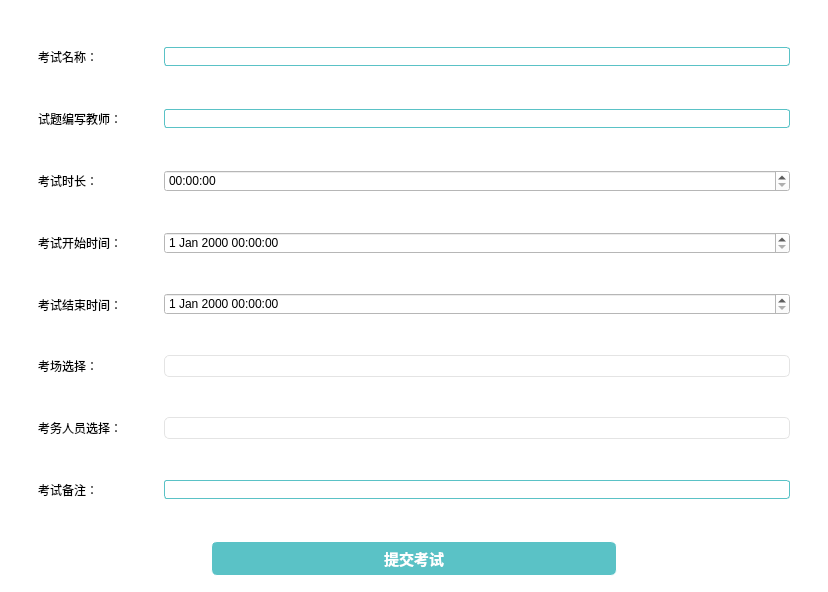
Old version of the form ExamCenter/formcreateexam.ui in the repository Bamboo-a-i/QtExamAdmin.
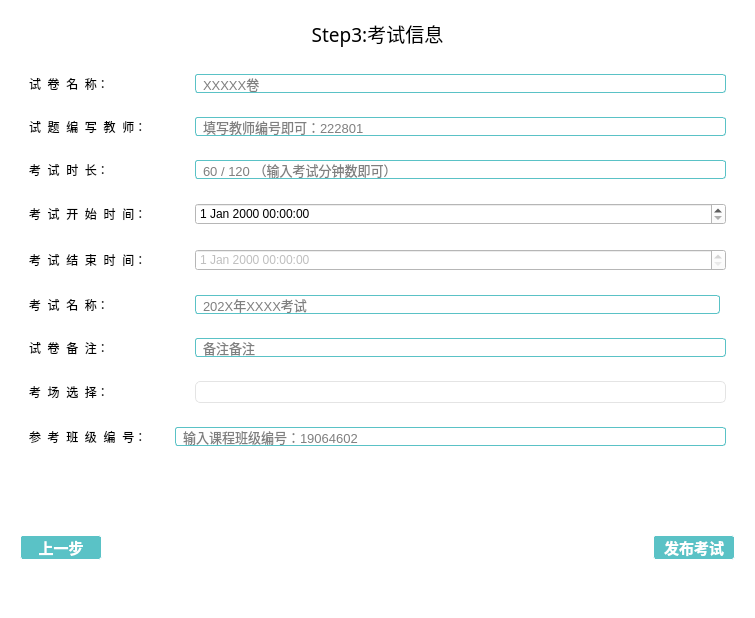
New version of the form. Icons and pictures are not drawn. Custom widgets are drawn as their Qt base class.

Diff of the .ui file:
```diff
--- a/ExamCenter/formcreateexam.ui
+++ b/ExamCenter/formcreateexam.ui
@@ -6,8 +6,8 @@
    <rect>
     <x>0</x>
     <y>0</y>
-    <width>828</width>
-    <height>592</height>
+    <width>755</width>
+    <height>618</height>
    </rect>
   </property>
   <property name="font">
@@ -76,7 +76,19 @@
 
 QPushButton {
 border: 0.5px solid white;
-border-radius: 6px;
+border-radius: 3px;
+background-color: #909090;
+min-width: 80px;
+font-family: &quot;Microsoft YaHei&quot;;
+font-size:11pt;
+font-weight: bold;
+color:white;
+}
+
+QPushButton:enabled
+{
+border: 0.5px solid white;
+border-radius: 3px;
 background-color: rgb(90,194,198);
 min-width: 80px;
 font-family: &quot;Microsoft YaHei&quot;;
@@ -96,6 +108,7 @@
 color:white;
 }
 
+
 QComboBox{
 	font: 75 11pt &quot;微软雅黑&quot;;
 color:#666666;
@@ -192,6 +205,11 @@
 {
 	color: rgb(0, 0, 0);
 	font: 75 10pt &quot;微软雅黑&quot;;
+}
+
+#labelStep1,#labelStep2,#labelStep3,#labelStep4{
+	
+	font: 75 14pt &quot;微软雅黑&quot;;
 }</string>
   </property>
   <layout class="QGridLayout" name="gridLayout">
@@ -201,7 +219,7 @@
       <number>2</number>
      </property>
      <widget class="QWidget" name="pageStep1">
-      <layout class="QGridLayout" name="gridLayout_5">
+      <layout class="QGridLayout" name="gridLayout_12">
        <property name="leftMargin">
         <number>0</number>
        </property>
@@ -218,8 +236,14 @@
         <number>0</number>
        </property>
        <item row="0" column="0">
-        <widget class="QWidget" name="widget_2" native="true">
-         <layout class="QGridLayout" name="gridLayout_7">
+        <widget class="QWidget" name="widget_6" native="true">
+         <property name="maximumSize">
+          <size>
+           <width>16777215</width>
+           <height>45</height>
+          </size>
+         </property>
+         <layout class="QGridLayout" name="gridLayout">
           <item row="0" column="0">
            <widget class="QWidget" name="widgetExcel" native="true">
             <layout class="QGridLayout" name="gridLayout_6">
@@ -376,7 +400,7 @@
       </layout>
      </widget>
      <widget class="QWidget" name="pageStep2">
-      <layout class="QGridLayout" name="gridLayout_8">
+      <layout class="QGridLayout" name="gridLayout_14">
        <property name="leftMargin">
         <number>0</number>
        </property>
@@ -403,63 +427,7 @@
             <property name="frameShadow">
              <enum>QFrame::Raised</enum>
             </property>
-            <layout class="QGridLayout" name="gridLayout_9">
-             <item row="0" column="0">
-              <widget class="QTextEdit" name="textEdit">
-               <property name="readOnly">
-                <bool>true</bool>
-               </property>
-               <property name="html">
-                <string>&lt;!DOCTYPE HTML PUBLIC &quot;-//W3C//DTD HTML 4.0//EN&quot; &quot;http://www.w3.org/TR/REC-html40/strict.dtd&quot;&gt;
-&lt;html&gt;&lt;head&gt;&lt;meta name=&quot;qrichtext&quot; content=&quot;1&quot; /&gt;&lt;style type=&quot;text/css&quot;&gt;
-p, li { white-space: pre-wrap; }
-&lt;/style&gt;&lt;/head&gt;&lt;body style=&quot; font-family:'SimSun'; font-size:9pt; font-weight:400; font-style:normal;&quot;&gt;
-&lt;p style=&quot; margin-top:12px; margin-bottom:12px; margin-left:0px; margin-right:0px; -qt-block-indent:0; text-indent:0px;&quot;&gt;&lt;span style=&quot; font-family:'SimSun';&quot;&gt;1.下列对顺序存储的有序表 (长度为 n)实现给定操作的算法中平均时间复杂度为 O(1)的是 D &lt;/span&gt;&lt;/p&gt;
-&lt;p style=&quot; margin-top:12px; margin-bottom:12px; margin-left:0px; margin-right:0px; -qt-block-indent:0; text-indent:0px;&quot;&gt;&lt;span style=&quot; font-family:'SimSun';&quot;&gt;A、查找包含指定值元素的值 &lt;/span&gt;&lt;/p&gt;
-&lt;p style=&quot; margin-top:12px; margin-bottom:12px; margin-left:0px; margin-right:0px; -qt-block-indent:0; text-indent:0px;&quot;&gt;&lt;span style=&quot; font-family:'SimSun';&quot;&gt;B、插入包含指定值元素的算法 &lt;/span&gt;&lt;/p&gt;
-&lt;p style=&quot; margin-top:12px; margin-bottom:12px; margin-left:0px; margin-right:0px; -qt-block-indent:0; text-indent:0px;&quot;&gt;&lt;span style=&quot; font-family:'SimSun';&quot;&gt;C、删除第 i 个元素的算法 &lt;/span&gt;&lt;/p&gt;
-&lt;p style=&quot; margin-top:12px; margin-bottom:12px; margin-left:0px; margin-right:0px; -qt-block-indent:0; text-indent:0px;&quot;&gt;&lt;span style=&quot; font-family:'SimSun';&quot;&gt;D、获取第 i 个值的算法 &lt;/span&gt;&lt;/p&gt;
-&lt;p style=&quot; margin-top:12px; margin-bottom:12px; margin-left:0px; margin-right:0px; -qt-block-indent:0; text-indent:0px;&quot;&gt;&lt;span style=&quot; font-family:'SimSun';&quot;&gt;答案：D&lt;/span&gt;&lt;/p&gt;
-&lt;p style=&quot; margin-top:12px; margin-bottom:12px; margin-left:0px; margin-right:0px; -qt-block-indent:0; text-indent:0px;&quot;&gt;&lt;span style=&quot; font-family:'SimSun';&quot;&gt;分数：5&lt;/span&gt;&lt;/p&gt;&lt;/body&gt;&lt;/html&gt;</string>
-               </property>
-              </widget>
-             </item>
-             <item row="0" column="1" rowspan="3">
-              <widget class="QScrollBar" name="verticalScrollBar">
-               <property name="orientation">
-                <enum>Qt::Vertical</enum>
-               </property>
-              </widget>
-             </item>
-             <item row="1" column="0">
-              <widget class="QTextEdit" name="textEdit_2">
-               <property name="readOnly">
-                <bool>true</bool>
-               </property>
-               <property name="html">
-                <string>&lt;!DOCTYPE HTML PUBLIC &quot;-//W3C//DTD HTML 4.0//EN&quot; &quot;http://www.w3.org/TR/REC-html40/strict.dtd&quot;&gt;
-&lt;html&gt;&lt;head&gt;&lt;meta name=&quot;qrichtext&quot; content=&quot;1&quot; /&gt;&lt;style type=&quot;text/css&quot;&gt;
-p, li { white-space: pre-wrap; }
-&lt;/style&gt;&lt;/head&gt;&lt;body style=&quot; font-family:'SimSun'; font-size:9pt; font-weight:400; font-style:normal;&quot;&gt;
-&lt;p style=&quot; margin-top:12px; margin-bottom:12px; margin-left:0px; margin-right:0px; -qt-block-indent:0; text-indent:0px;&quot;&gt;&lt;span style=&quot; font-family:'SimSun';&quot;&gt;2、现有非空双向链表 L，其结点结构为prer、data、next。prer 是指向前直接前驱结点的指针，next 是指向直接后继结点的指针。若要在 L 中指针 p 所指向的结点（ 非尾结点） 之后插入指针 s 指向的新结点， 则在执行了语句序列： “s-&amp;gt;next=p-&amp;gt;next;p-&amp;gt;next=s”，后，还要执行 &lt;/span&gt;&lt;/p&gt;
-&lt;p style=&quot; margin-top:12px; margin-bottom:12px; margin-left:0px; margin-right:0px; -qt-block-indent:0; text-indent:0px;&quot;&gt;&lt;span style=&quot; font-family:'SimSun';&quot;&gt;A、s-&amp;gt;next-&amp;gt;prer=p; s-&amp;gt;prer=p; &lt;/span&gt;&lt;/p&gt;
-&lt;p style=&quot; margin-top:12px; margin-bottom:12px; margin-left:0px; margin-right:0px; -qt-block-indent:0; text-indent:0px;&quot;&gt;&lt;span style=&quot; font-family:'SimSun';&quot;&gt;B、p-&amp;gt;next-&amp;gt;prer=s;s-&amp;gt;prer=p; &lt;/span&gt;&lt;/p&gt;
-&lt;p style=&quot; margin-top:12px; margin-bottom:12px; margin-left:0px; margin-right:0px; -qt-block-indent:0; text-indent:0px;&quot;&gt;&lt;span style=&quot; font-family:'SimSun';&quot;&gt;C、s-&amp;gt;prer=s-&amp;gt;next-&amp;gt;prer; s-&amp;gt;next-&amp;gt;prer=s; &lt;/span&gt;&lt;/p&gt;
-&lt;p style=&quot; margin-top:12px; margin-bottom:12px; margin-left:0px; margin-right:0px; -qt-block-indent:0; text-indent:0px;&quot;&gt;&lt;span style=&quot; font-family:'SimSun';&quot;&gt;D、p-&amp;gt;next-&amp;gt;prer=s-&amp;gt;prer; s-&amp;gt;next-&amp;gt;prer=p; &lt;/span&gt;&lt;/p&gt;
-&lt;p style=&quot; margin-top:12px; margin-bottom:12px; margin-left:0px; margin-right:0px; -qt-block-indent:0; text-indent:0px;&quot;&gt;&lt;span style=&quot; font-family:'SimSun';&quot;&gt;答案：C&lt;/span&gt;&lt;/p&gt;
-&lt;p style=&quot; margin-top:12px; margin-bottom:12px; margin-left:0px; margin-right:0px; -qt-block-indent:0; text-indent:0px;&quot;&gt;&lt;span style=&quot; font-family:'SimSun';&quot;&gt;分数：5&lt;/span&gt;&lt;/p&gt;&lt;/body&gt;&lt;/html&gt;</string>
-               </property>
-              </widget>
-             </item>
-            </layout>
-           </widget>
-          </item>
-          <item row="1" column="0">
-           <widget class="QWidget" name="widget_4" native="true">
-            <layout class="QGridLayout" name="gridLayout_11">
-             <property name="leftMargin">
-              <number>200</number>
-             </property>
+              <layout class="QGridLayout" name="gridLayout_3">
              <property name="topMargin">
               <number>0</number>
              </property>
@@ -503,7 +471,7 @@
       </layout>
      </widget>
      <widget class="QWidget" name="pageStep3">
-      <layout class="QGridLayout" name="gridLayout_16">
+      <layout class="QGridLayout" name="gridLayout_9">
        <property name="leftMargin">
         <number>0</number>
        </property>
@@ -520,96 +488,307 @@
         <number>0</number>
        </property>
        <item row="0" column="0">
+        <widget class="QWidget" name="widget_8" native="true">
+         <property name="maximumSize">
+          <size>
+           <width>16777215</width>
+           <height>45</height>
+          </size>
+         </property>
+         <layout class="QGridLayout" name="gridLayout_5">
+          <item row="0" column="0">
+           <widget class="QLabel" name="labelStep3">
+            <property name="font">
+             <font>
+              <family>微软雅黑</family>
+              <pointsize>14</pointsize>
+              <weight>9</weight>
+              <italic>false</italic>
+              <bold>false</bold>
+             </font>
+            </property>
+            <property name="text">
+             <string>Step3:考试信息</string>
+            </property>
+            <property name="alignment">
+             <set>Qt::AlignCenter</set>
+            </property>
+           </widget>
+          </item>
+         </layout>
+        </widget>
+       </item>
+       <item row="1" column="0">
         <widget class="QWidget" name="widget_5" native="true">
-         <layout class="QGridLayout" name="gridLayout_14">
-          <item row="0" column="0">
-           <widget class="QWidget" name="widget_6" native="true">
-            <layout class="QVBoxLayout" name="verticalLayout">
-             <item>
+         <layout class="QGridLayout" name="gridLayout_8">
+          <item row="0" column="0" colspan="2">
               <widget class="QWidget" name="widget_9" native="true">
                <layout class="QHBoxLayout" name="horizontalLayout">
                 <item>
                  <widget class="QLabel" name="label">
                   <property name="minimumSize">
                    <size>
-                    <width>120</width>
+                 <width>160</width>
                     <height>0</height>
                    </size>
                   </property>
                   <property name="maximumSize">
                    <size>
-                    <width>120</width>
+                 <width>160</width>
                     <height>16777215</height>
                    </size>
                   </property>
+               <property name="layoutDirection">
+                <enum>Qt::LeftToRight</enum>
+               </property>
                   <property name="text">
-                   <string>考试名称：</string>
+                <string>试  卷  名  称：</string>
+               </property>
+               <property name="alignment">
+                <set>Qt::AlignLeading|Qt::AlignLeft|Qt::AlignVCenter</set>
                   </property>
                  </widget>
                 </item>
                 <item>
-                 <widget class="QLineEdit" name="lineEdit"/>
+              <widget class="QLineEdit" name="leTPName">
+               <property name="placeholderText">
+                <string>XXXXX卷</string>
+               </property>
+              </widget>
                 </item>
                </layout>
               </widget>
              </item>
-             <item>
+          <item row="1" column="0" colspan="2">
               <widget class="QWidget" name="widget_10" native="true">
                <layout class="QHBoxLayout" name="horizontalLayout_2">
                 <item>
                  <widget class="QLabel" name="label_2">
                   <property name="minimumSize">
                    <size>
-                    <width>120</width>
+                 <width>160</width>
                     <height>0</height>
                    </size>
                   </property>
                   <property name="maximumSize">
                    <size>
+                 <width>160</width>
+                 <height>16777215</height>
+                </size>
+               </property>
+               <property name="text">
+                <string>试  题  编  写  教  师：</string>
+               </property>
+              </widget>
+             </item>
+             <item>
+              <widget class="QLineEdit" name="leCTeaId">
+               <property name="placeholderText">
+                <string>填写教师编号即可：222801</string>
+               </property>
+              </widget>
+             </item>
+            </layout>
+           </widget>
+          </item>
+          <item row="9" column="0" colspan="2">
+           <widget class="QWidget" name="widget_17" native="true">
+            <layout class="QHBoxLayout" name="horizontalLayout_12">
+             <item>
+              <widget class="scrolltext" name="widgetTips" native="true"/>
+             </item>
+            </layout>
+           </widget>
+          </item>
+          <item row="5" column="0">
+           <widget class="QWidget" name="widget_19" native="true">
+            <layout class="QHBoxLayout" name="horizontalLayout_14">
+             <item>
+              <widget class="QLabel" name="label_11">
+               <property name="minimumSize">
+                <size>
+                 <width>160</width>
+                 <height>0</height>
+                </size>
+               </property>
+               <property name="maximumSize">
+                <size>
+                 <width>160</width>
+                 <height>16777215</height>
+                </size>
+               </property>
+               <property name="text">
+                <string>考  试  名  称：</string>
+               </property>
+              </widget>
+             </item>
+             <item>
+              <widget class="QLineEdit" name="leEName">
+               <property name="placeholderText">
+                <string>202X年XXXX考试</string>
+               </property>
+              </widget>
+             </item>
+            </layout>
+           </widget>
+          </item>
+          <item row="6" column="0" colspan="2">
+           <widget class="QWidget" name="widget_16" native="true">
+            <layout class="QHBoxLayout" name="horizontalLayout_8">
+             <item>
+              <widget class="QLabel" name="label_8">
+               <property name="minimumSize">
+                <size>
+                 <width>160</width>
+                 <height>0</height>
+                </size>
+               </property>
+               <property name="maximumSize">
+                <size>
+                 <width>160</width>
+                 <height>16777215</height>
+                </size>
+               </property>
+               <property name="text">
+                <string>试  卷  备  注：</string>
+               </property>
+              </widget>
+             </item>
+             <item>
+              <widget class="QLineEdit" name="leEComment">
+               <property name="placeholderText">
+                <string>备注备注</string>
+               </property>
+              </widget>
+             </item>
+            </layout>
+           </widget>
+          </item>
+          <item row="7" column="0" colspan="2">
+           <widget class="QWidget" name="widget_14" native="true">
+            <layout class="QHBoxLayout" name="horizontalLayout_6">
+             <item>
+              <widget class="QLabel" name="label_6">
+               <property name="minimumSize">
+                <size>
                     <width>120</width>
+                 <height>0</height>
+                </size>
+               </property>
+               <property name="maximumSize">
+                <size>
+                 <width>160</width>
                     <height>16777215</height>
                    </size>
                   </property>
                   <property name="text">
-                   <string>试题编写教师：</string>
+                <string>考  场  选  择：</string>
                   </property>
                  </widget>
                 </item>
                 <item>
-                 <widget class="QLineEdit" name="lineEdit_2"/>
+              <widget class="QComboBox" name="comboExamHall"/>
                 </item>
                </layout>
               </widget>
              </item>
+          <item row="8" column="0" colspan="2">
+           <widget class="QWidget" name="widget_18" native="true">
+            <layout class="QHBoxLayout" name="horizontalLayout_13">
              <item>
+              <widget class="QLabel" name="label_10">
+               <property name="minimumSize">
+                <size>
+                 <width>140</width>
+                 <height>0</height>
+                </size>
+               </property>
+               <property name="maximumSize">
+                <size>
+                 <width>160</width>
+                 <height>16777215</height>
+                </size>
+               </property>
+               <property name="text">
+                <string>参  考  班  级  编  号：</string>
+               </property>
+              </widget>
+             </item>
+             <item>
+              <widget class="QLineEdit" name="leCurriculumId">
+               <property name="placeholderText">
+                <string>输入课程班级编号：19064602</string>
+               </property>
+              </widget>
+             </item>
+            </layout>
+           </widget>
+          </item>
+          <item row="4" column="0" colspan="2">
+           <widget class="QWidget" name="widget_13" native="true">
+            <layout class="QHBoxLayout" name="horizontalLayout_5">
+             <item>
+              <widget class="QLabel" name="label_5">
+               <property name="minimumSize">
+                <size>
+                 <width>120</width>
+                 <height>0</height>
+                </size>
+               </property>
+               <property name="maximumSize">
+                <size>
+                 <width>160</width>
+                 <height>16777215</height>
+                </size>
+               </property>
+               <property name="text">
+                <string>考  试  结  束  时  间：</string>
+               </property>
+              </widget>
+             </item>
+             <item>
+              <widget class="QDateTimeEdit" name="dteEnd">
+               <property name="enabled">
+                <bool>false</bool>
+               </property>
+              </widget>
+             </item>
+            </layout>
+           </widget>
+          </item>
+          <item row="2" column="0" colspan="2">
               <widget class="QWidget" name="widget_11" native="true">
                <layout class="QHBoxLayout" name="horizontalLayout_3">
                 <item>
                  <widget class="QLabel" name="label_3">
                   <property name="minimumSize">
                    <size>
-                    <width>120</width>
+                 <width>160</width>
                     <height>0</height>
                    </size>
                   </property>
                   <property name="maximumSize">
                    <size>
-                    <width>120</width>
+                 <width>160</width>
                     <height>16777215</height>
                    </size>
                   </property>
                   <property name="text">
-                   <string>考试时长：</string>
+                <string>考  试  时  长：</string>
                   </property>
                  </widget>
                 </item>
                 <item>
-                 <widget class="QTimeEdit" name="timeEdit"/>
+              <widget class="QLineEdit" name="leDuration">
+               <property name="placeholderText">
+                <string>60 / 120 （输入考试分钟数即可）</string>
+               </property>
+              </widget>
                 </item>
                </layout>
               </widget>
              </item>
-             <item>
+          <item row="3" column="0" colspan="2">
               <widget class="QWidget" name="widget_12" native="true">
                <layout class="QHBoxLayout" name="horizontalLayout_4">
                 <item>
@@ -622,12 +801,12 @@
                   </property>
                   <property name="maximumSize">
                    <size>
-                    <width>120</width>
+                 <width>160</width>
                     <height>16777215</height>
                    </size>
                   </property>
                   <property name="text">
-                   <string>考试开始时间：</string>
+                <string>考  试  开  始  时  间：</string>
                   </property>
                  </widget>
                 </item>
@@ -637,184 +816,59 @@
                </layout>
               </widget>
              </item>
-             <item>
-              <widget class="QWidget" name="widget_13" native="true">
-               <layout class="QHBoxLayout" name="horizontalLayout_5">
-                <item>
-                 <widget class="QLabel" name="label_5">
-                  <property name="minimumSize">
-                   <size>
-                    <width>120</width>
-                    <height>0</height>
-                   </size>
-                  </property>
-                  <property name="maximumSize">
-                   <size>
-                    <width>120</width>
-                    <height>16777215</height>
-                   </size>
-                  </property>
-                  <property name="text">
-                   <string>考试结束时间：</string>
-                  </property>
-                 </widget>
-                </item>
-                <item>
-                 <widget class="QDateTimeEdit" name="dateTimeEdit_2"/>
-                </item>
                </layout>
               </widget>
              </item>
+       <item row="2" column="0">
+        <widget class="QWidget" name="widget_4" native="true">
+         <layout class="QHBoxLayout" name="horizontalLayout_11">
              <item>
-              <widget class="QWidget" name="widget_14" native="true">
-               <layout class="QHBoxLayout" name="horizontalLayout_6">
-                <item>
-                 <widget class="QLabel" name="label_6">
-                  <property name="minimumSize">
-                   <size>
-                    <width>120</width>
-                    <height>0</height>
-                   </size>
-                  </property>
-                  <property name="maximumSize">
-                   <size>
-                    <width>120</width>
-                    <height>16777215</height>
-                   </size>
-                  </property>
+           <widget class="QPushButton" name="btnPre1">
                   <property name="text">
-                   <string>考场选择：</string>
+             <string>上一步</string>
                   </property>
                  </widget>
                 </item>
                 <item>
-                 <widget class="QComboBox" name="comboBox"/>
-                </item>
-               </layout>
-              </widget>
-             </item>
-             <item>
-              <widget class="QWidget" name="widget_15" native="true">
-               <layout class="QHBoxLayout" name="horizontalLayout_7">
-                <item>
-                 <widget class="QLabel" name="label_7">
-                  <property name="minimumSize">
-                   <size>
-                    <width>120</width>
-                    <height>0</height>
-                   </size>
-                  </property>
-                  <property name="maximumSize">
+           <spacer name="horizontalSpacer_3">
+            <property name="orientation">
+             <enum>Qt::Horizontal</enum>
+            </property>
+            <property name="sizeHint" stdset="0">
                    <size>
-                    <width>120</width>
-                    <height>16777215</height>
-                   </size>
-                  </property>
-                  <property name="text">
-                   <string>考务人员选择：</string>
-                  </property>
-                 </widget>
+              <width>498</width>
+              <height>20</height>
+             </size>
+            </property>
+           </spacer>
                 </item>
                 <item>
-                 <widget class="QComboBox" name="comboBox_2"/>
-                </item>
-               </layout>
-              </widget>
-             </item>
-             <item>
-              <widget class="QWidget" name="widget_16" native="true">
-               <layout class="QHBoxLayout" name="horizontalLayout_8">
-                <item>
-                 <widget class="QLabel" name="label_8">
-                  <property name="minimumSize">
-                   <size>
-                    <width>120</width>
-                    <height>0</height>
-                   </size>
-                  </property>
-                  <property name="maximumSize">
-                   <size>
-                    <width>120</width>
-                    <height>16777215</height>
-                   </size>
-                  </property>
+           <widget class="QPushButton" name="btnCommitExamination">
+            <property name="enabled">
+             <bool>true</bool>
+            </property>
                   <property name="text">
-                   <string>考试备注：</string>
+             <string>发布考试</string>
                   </property>
                  </widget>
                 </item>
-                <item>
-                 <widget class="QLineEdit" name="lineEdit_3"/>
-                </item>
                </layout>
               </widget>
              </item>
             </layout>
            </widget>
-          </item>
-         </layout>
-        </widget>
-       </item>
-       <item row="1" column="0">
-        <widget class="QWidget" name="widget_8" native="true">
-         <property name="minimumSize">
-          <size>
-           <width>0</width>
-           <height>45</height>
-          </size>
-         </property>
-         <property name="maximumSize">
-          <size>
-           <width>16777215</width>
-           <height>45</height>
-          </size>
-         </property>
-         <layout class="QGridLayout" name="gridLayout_15">
-          <property name="leftMargin">
-           <number>200</number>
-          </property>
-          <property name="topMargin">
-           <number>0</number>
-          </property>
-          <property name="rightMargin">
-           <number>200</number>
-          </property>
-          <property name="bottomMargin">
-           <number>0</number>
-          </property>
-          <property name="spacing">
-           <number>0</number>
-          </property>
-          <item row="0" column="0">
-           <widget class="QPushButton" name="pushButton_2">
-            <property name="minimumSize">
-             <size>
-              <width>82</width>
-              <height>35</height>
-             </size>
-            </property>
-            <property name="font">
-             <font>
-              <family>Microsoft YaHei</family>
-              <pointsize>11</pointsize>
-              <weight>75</weight>
-              <bold>true</bold>
-             </font>
-            </property>
-            <property name="text">
-             <string>提交考试</string>
-            </property>
-           </widget>
-          </item>
-         </layout>
-        </widget>
-       </item>
-      </layout>
-     </widget>
-    </widget>
-   </item>
-  </layout>
- </widget>
+    </widget>
+   </item>
+  </layout>
+ </widget>
+ <customwidgets>
+  <customwidget>
+   <class>scrolltext</class>
+   <extends>QWidget</extends>
+   <header location="global">scrolltext.h</header>
+   <container>1</container>
+  </customwidget>
+ </customwidgets>
  <resources>
   <include location="../icon.qrc"/>
  </resources>
```
Left out of the diff: 310 changed lines with no effect on the pictures. Lines whose indentation alone changed are shown as unchanged.
